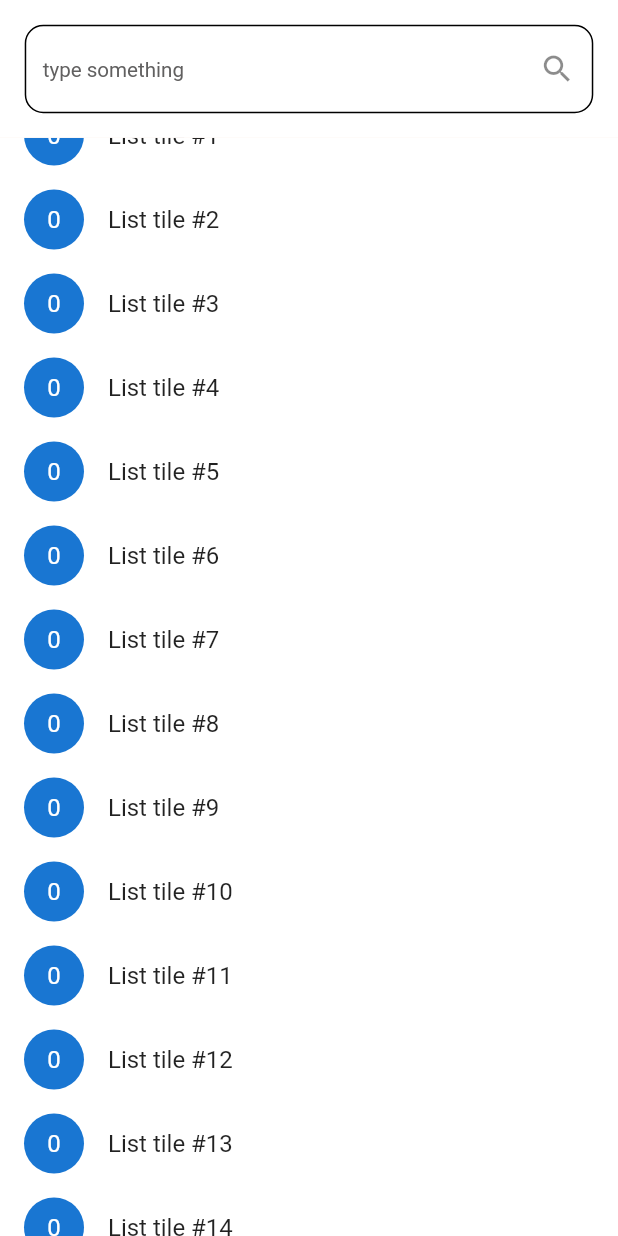
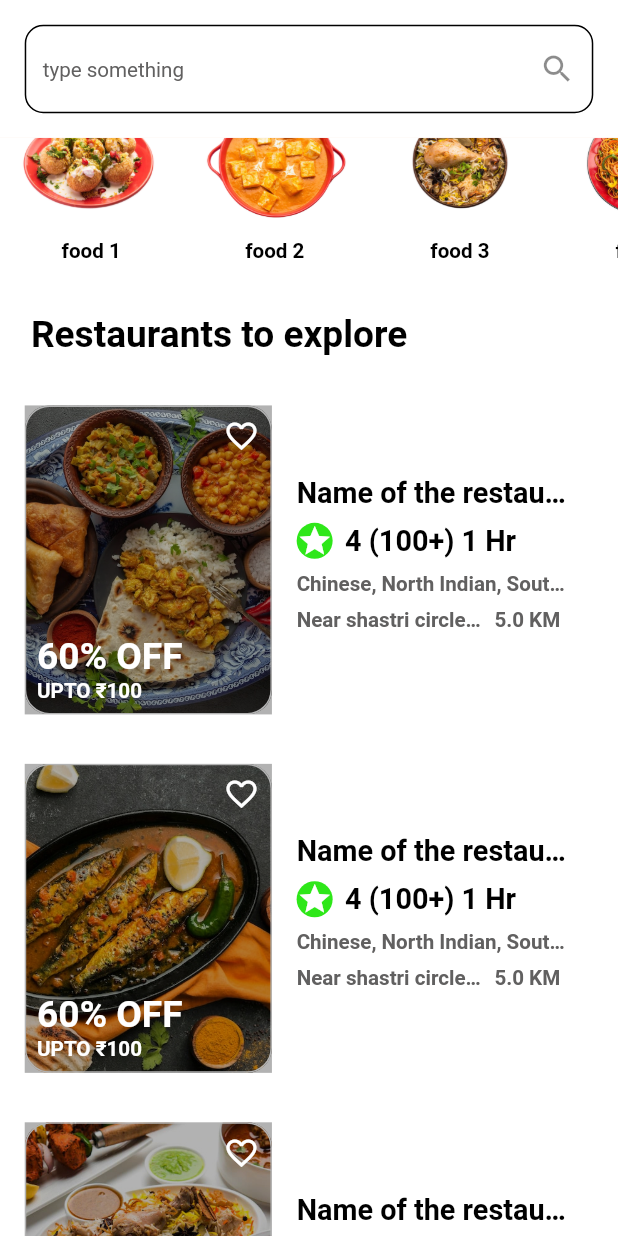
Before and after one commit to ChetanRBillava/swickky, a Flutter app: the screen it shows after launch, scrolled down 576 dp, on a phone screen of 412 x 824 dp. Run offline on Flutter 3.47's test engine with Material 2 defaults, Android fonts, the phone set to English and light mode, and no system bars; our stand-ins replace bloc, equatable, flutter_bloc, flutter_sticky_header, google_fonts, sizer and 1 more; Roboto replaces fonts that are missing (Poppins).

Commit message:
Restaurant and food category tiles

```diff
--- a/lib/core/constants/images.dart
+++ b/lib/core/constants/images.dart
@@ -2,4 +2,14 @@ class AppImages{
   static const logo = 'assets/images/logo.png';
   static const offer = 'assets/images/offer.png';
   static const food = 'assets/images/food.png';
+  static const food2 = 'assets/images/food2.png';
+  static const food3 = 'assets/images/food3.png';
+  static const food4 = 'assets/images/food4.png';
+  static const food5 = 'assets/images/food5.png';
+  static const food6 = 'assets/images/food6.png';
+  static const restaurant = 'assets/images/restaurant.jpg';
+  static const restaurant2 = 'assets/images/restaurant2.jpg';
+  static const restaurant3 = 'assets/images/restaurant3.jpg';
+  static const restaurant4 = 'assets/images/restaurant4.jpg';
+  static const restaurant5 = 'assets/images/restaurant5.jpg';
 }
--- a/lib/core/constants/strings.dart
+++ b/lib/core/constants/strings.dart
@@ -2,6 +2,6 @@ class Strings {
   // App
   static const appTitle = 'Swickky';
   static const appDesc = 'Swiggy clone';
-  static const appVersion = 'Version: 1.0.3';
+  static const appVersion = 'Version: 1.0.4';
   static const appDev = 'Developed by Chetan R Billava';
 }
--- a/lib/presentation/screens/home_screen.dart
+++ b/lib/presentation/screens/home_screen.dart
@@ -12,6 +12,8 @@ import 'package:swickky/presentation/utils/custom_print.dart';
 import '../../core/constants/images.dart';
 import '../../logic/cubit/app_theme_cubit.dart';
 import '../utils/custom_text_field.dart';
+import '../widgets/food_category_tiles.dart';
+import '../widgets/restaurant_tile.dart';
 
 class HomeScreen extends StatefulWidget {
   const HomeScreen({Key? key}) : super(key: key);
@@ -24,6 +26,12 @@ class _HomeScreenState extends State<HomeScreen> with SingleTickerProviderStateM
   final ScrollController _scrollViewController = ScrollController(initialScrollOffset: 0);
   TextEditingController searchController = TextEditingController();
   Timer? timer;
+  List foodImages = [
+    AppImages.food2, AppImages.food3, AppImages.food4, AppImages.food5, AppImages.food6
+  ], restaurantImages = [
+    AppImages.restaurant2, AppImages.restaurant3, AppImages.restaurant4, AppImages.restaurant5
+  ];
+
   @override
   void initState() {
     super.initState();
@@ -170,6 +178,7 @@ class _HomeScreenState extends State<HomeScreen> with SingleTickerProviderStateM
                           ),
                           sliver: MultiSliver(
                             children: [
+                              ///offer
                               Container(
                                 width: 100.w,
                                 decoration: BoxDecoration(
@@ -390,17 +399,62 @@ class _HomeScreenState extends State<HomeScreen> with SingleTickerProviderStateM
                                   ],
                                 ),
                               ),
-
-                              SliverList(
-                                delegate: SliverChildBuilderDelegate(
-                                      (context, i) => ListTile(
-                                    leading: const CircleAvatar(
-                                      child: Text('0'),
+                              ///food categories
+                              Column(
+                                children: [
+                                  Row(
+                                    children: [
+                                      Padding(
+                                        padding: EdgeInsets.only(left: 5.w, top: 2.h, bottom: 2.h),
+                                        child: AppTexts(
+                                          textString: 'What\'s on your mind?',
+                                          textFontSize: 18.sp,
+                                          textAlign: TextAlign.center,
+                                          fontWeight: FontWeight.bold,
+                                        ),
+                                      ),
+                                    ],
+                                  ),
+                                  ///horizontal list
+                                  SizedBox(
+                                    width: 100.w,
+                                    height: 15.h,
+                                    child: ListView.builder(
+                                        itemCount: 10,
+                                        scrollDirection: Axis.horizontal,
+                                        itemBuilder: (context, i){
+                                          return FoodCategoryTile(foodImages: foodImages, index: i,);
+                                        }
                                     ),
-                                    title: Text('List tile #$i'),
                                   ),
-                                  childCount: 25,
-                                ),
+                                ],
+                              ),
+                              ///restaurants
+                              Column(
+                                children: [
+                                  ///heading
+                                  Row(
+                                    children: [
+                                      Padding(
+                                        padding: EdgeInsets.only(left: 5.w, top: 2.h, bottom: 2.h),
+                                        child: AppTexts(
+                                          textString: 'Restaurants to explore',
+                                          textFontSize: 18.sp,
+                                          textAlign: TextAlign.center,
+                                          fontWeight: FontWeight.bold,
+                                        ),
+                                      ),
+                                    ],
+                                  ),
+                                  ListView.builder(
+                                      itemCount: 10,
+                                      shrinkWrap: true,
+                                      physics: const NeverScrollableScrollPhysics(),
+                                      itemBuilder: (context, i){
+                                        return RestaurantsTile(restaurantImages: restaurantImages, index: i);
+                                      }
+                                  ),
+                                ],
                               ),
                             ],
                           ),
--- a/lib/presentation/screens/splash_screen.dart
+++ b/lib/presentation/screens/splash_screen.dart
@@ -36,7 +36,10 @@ class _SplashScreenState extends State<SplashScreen> {
         return SafeArea(
           child: Scaffold(
             backgroundColor: (themeState as AppThemeSet).themeClass.backgroundColor,
-            body: Column(
+            body: Row(
+              mainAxisAlignment: MainAxisAlignment.center,
+              children: [
+                Column(
                   mainAxisAlignment: MainAxisAlignment.center,
                   children: [
                     Image.asset(AppImages.logo),
@@ -65,6 +68,8 @@ class _SplashScreenState extends State<SplashScreen> {
                     const CircularProgressIndicator(),
                   ],
                 ),
+              ],
+            ),
           ),
         );
       },
--- /dev/null
+++ b/lib/presentation/widgets/food_category_tiles.dart
@@ -0,0 +1,41 @@
+import 'package:flutter/material.dart';
+import 'package:sizer/sizer.dart';
+
+import '../utils/app_texts.dart';
+
+class FoodCategoryTile extends StatelessWidget {
+  const FoodCategoryTile({
+    Key? key,
+    required this.foodImages,
+    required this.index,
+  }) : super(key: key);
+
+  final List foodImages;
+  final int index;
+
+  @override
+  Widget build(BuildContext context) {
+    return Column(
+      children: [
+        ///food image
+        SizedBox(
+          height: 10.h,
+          //height: 40.w,
+          child: Image.asset(
+              foodImages[(index%foodImages.length)]
+          ),
+        ),
+        ///food title
+        Padding(
+          padding: EdgeInsets.only(top: 1.h),
+          child: AppTexts(
+            textString: 'food ${index+1}',
+            textFontSize: 10.sp,
+            textAlign: TextAlign.center,
+            fontWeight: FontWeight.bold,
+          ),
+        ),
+      ],
+    );
+  }
+}
--- /dev/null
+++ b/lib/presentation/widgets/restaurant_tile.dart
@@ -0,0 +1,207 @@
+import 'package:flutter/material.dart';
+import 'package:flutter_bloc/flutter_bloc.dart';
+import 'package:sizer/sizer.dart';
+
+import '../../core/constants/images.dart';
+import '../../logic/cubit/app_theme_cubit.dart';
+import '../utils/app_texts.dart';
+
+class RestaurantsTile extends StatelessWidget {
+  const RestaurantsTile({
+    Key? key,
+    required this.restaurantImages,
+    required this.index,
+  }) : super(key: key);
+
+  final List restaurantImages;
+  final int index;
+
+  @override
+  Widget build(BuildContext context) {
+    return BlocBuilder<AppThemeCubit, AppThemeState>(
+      builder: (context, themeState) {
+        return Row(
+          children: [
+            ///image
+            Padding(
+              padding: EdgeInsets.all(4.w),
+              child: SizedBox(
+                height: 25.h,
+                width: 20.h,
+                child: Stack(
+                  children: [
+                    ///image
+                    Container(
+                      height: 25.h,
+                      width: 20.h,
+                      decoration: BoxDecoration(
+                          border: Border.all(
+                            color: Colors.white,
+                          ),
+                          borderRadius: BorderRadius.all(Radius.circular(4.w),),
+                          image: DecorationImage(
+                              fit: BoxFit.fitHeight,
+                              image: AssetImage(
+                                  restaurantImages[(index%restaurantImages.length)]
+                              )
+                          )
+                      ),
+                    ),
+                    ///black filter
+                    Container(
+                      height: 25.h,
+                      width: 20.h,
+                      color: Colors.black.withOpacity(0.3),
+                    ),
+                    ///heart
+                    Align(
+                      alignment: Alignment.topRight,
+                      child: Padding(
+                        padding: EdgeInsets.all(2.w),
+                        child: Icon(
+                          Icons.favorite_border,
+                          color: (themeState as AppThemeSet).themeClass.textColor_3,
+                        ),
+                      ),
+                    ),
+                    ///offer value
+                    Positioned(
+                      bottom: 0,
+                      left: 0,
+                      child: Column(
+                        mainAxisAlignment: MainAxisAlignment.start,
+                        crossAxisAlignment: CrossAxisAlignment.start,
+                        children: [
+                          Padding(
+                            padding: EdgeInsets.only(left: 2.w),
+                            child: AppTexts(
+                              textString: '60% OFF',
+                              textFontSize: 18.sp,
+                              fontWeight: FontWeight.bold,
+                              textColor:themeState.themeClass.textColor_3,
+                            ),
+                          ),
+                          Padding(
+                            padding: EdgeInsets.only(left: 2.w, bottom: 1.h),
+                            child: AppTexts(
+                              textString: 'UPTO ₹100',
+                              textFontSize: 10.sp,
+                              fontWeight: FontWeight.bold,
+                              textColor:themeState.themeClass.textColor_3,
+                            ),
+                          ),
+                        ],
+                      ),
+                    ),
+                  ],
+                ),
+              ),
+            ),
+            ///description
+            Column(
+              mainAxisAlignment: MainAxisAlignment.center,
+              crossAxisAlignment: CrossAxisAlignment.start,
+              children: [
+                ///description
+                Row(
+                  children: [
+                    Padding(
+                      padding: EdgeInsets.only(bottom: 1.h),
+                      child: SizedBox(
+                        width: 45.w,
+                        child: AppTexts(
+                          textString: 'Name of the restaurant',
+                          textFontSize: 14.sp,
+                          textAlign: TextAlign.start,
+                          fontWeight: FontWeight.bold,
+                          textOverflow: TextOverflow.ellipsis,
+                        ),
+                      ),
+                    ),
+                  ],
+                ),
+                ///ratings and ETA
+                Padding(
+                  padding: EdgeInsets.only(bottom: 1.h),
+                  child: Row(
+                    children: [
+                      Container(
+                        decoration: BoxDecoration(
+                            color: themeState.themeClass.successColor,
+                            shape: BoxShape.circle
+                        ),
+                        child: Icon(
+                          Icons.star,
+                          color: themeState.themeClass.textColor_3,
+                        ),
+                      ),
+                      Padding(
+                        padding: EdgeInsets.only(left: 2.w),
+                        child: AppTexts(
+                          textString: '4 (100+) 1 Hr',
+                          textFontSize: 14.sp,
+                          textAlign: TextAlign.start,
+                          fontWeight: FontWeight.bold,
+                          textOverflow: TextOverflow.ellipsis,
+                        ),
+                      ),
+                    ],
+                  ),
+                ),
+                ///categories
+                Row(
+                  children: [
+                    Padding(
+                      padding: EdgeInsets.only(bottom: 1.h),
+                      child: SizedBox(
+                        width: 45.w,
+                        child: AppTexts(
+                          textString: 'Chinese, North Indian, South Indian',
+                          textFontSize: 10.sp,
+                          textAlign: TextAlign.start,
+                          fontWeight: FontWeight.bold,
+                          textOverflow: TextOverflow.ellipsis,
+                          textColor: themeState.themeClass.textCaptionColor,
+                        ),
+                      ),
+                    ),
+                  ],
+                ),
+                ///location
+                Row(
+                  children: [
+                    Padding(
+                      padding: EdgeInsets.only(bottom: 1.h),
+                      child: SizedBox(
+                        width: 30.w,
+                        child: AppTexts(
+                          textString: 'Near shastri circle, Kundapura',
+                          textFontSize: 10.sp,
+                          textAlign: TextAlign.start,
+                          fontWeight: FontWeight.bold,
+                          textOverflow: TextOverflow.ellipsis,
+                          textColor: themeState.themeClass.textCaptionColor,
+                        ),
+                      ),
+                    ),
+                    Padding(
+                      padding: EdgeInsets.only(left: 2.w, bottom: 1.h),
+                      child: AppTexts(
+                        textString: '5.0 KM',
+                        textFontSize: 10.sp,
+                        textAlign: TextAlign.start,
+                        fontWeight: FontWeight.bold,
+                        textOverflow: TextOverflow.ellipsis,
+                        textColor: themeState.themeClass.textCaptionColor,
+                      ),
+                    ),
+                  ],
+                ),
+              ],
+            ),
+          ],
+        );
+      },
+    );
+  }
+}
--- a/pubspec.yaml
+++ b/pubspec.yaml
@@ -2,7 +2,7 @@ name: swickky
 description: Swickky, a swiggy clone app.
 
 publish_to: 'none'
-version: 1.0.3+4
+version: 1.0.4+5
 
 environment:
   sdk: '>=2.18.5 <3.0.0'
```
Also changed, not shown: assets/images/food2.png (added), assets/images/food3.png (added), assets/images/food4.png (added), assets/images/food5.png (added), assets/images/food6.png (added), assets/images/restaurant.jpg (added), assets/images/restaurant2.jpg (added), assets/images/restaurant3.jpg (added), assets/images/restaurant4.jpg (added), assets/images/restaurant5.jpg (added), 2 other files. Lines whose indentation alone changed are shown as unchanged.
